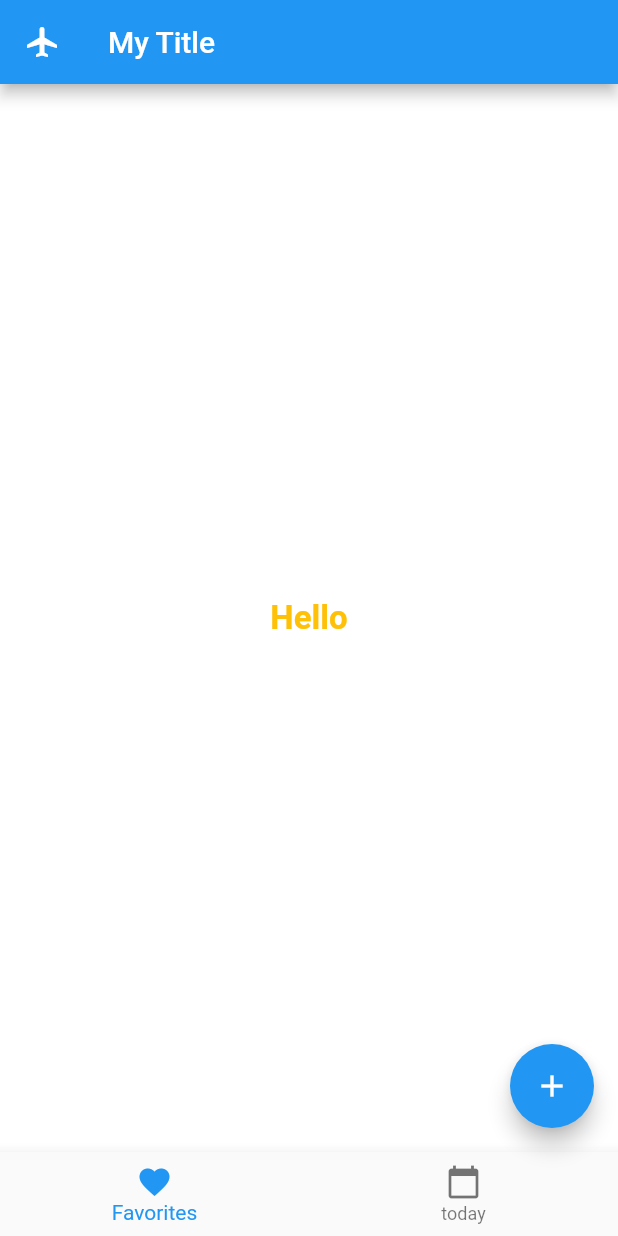
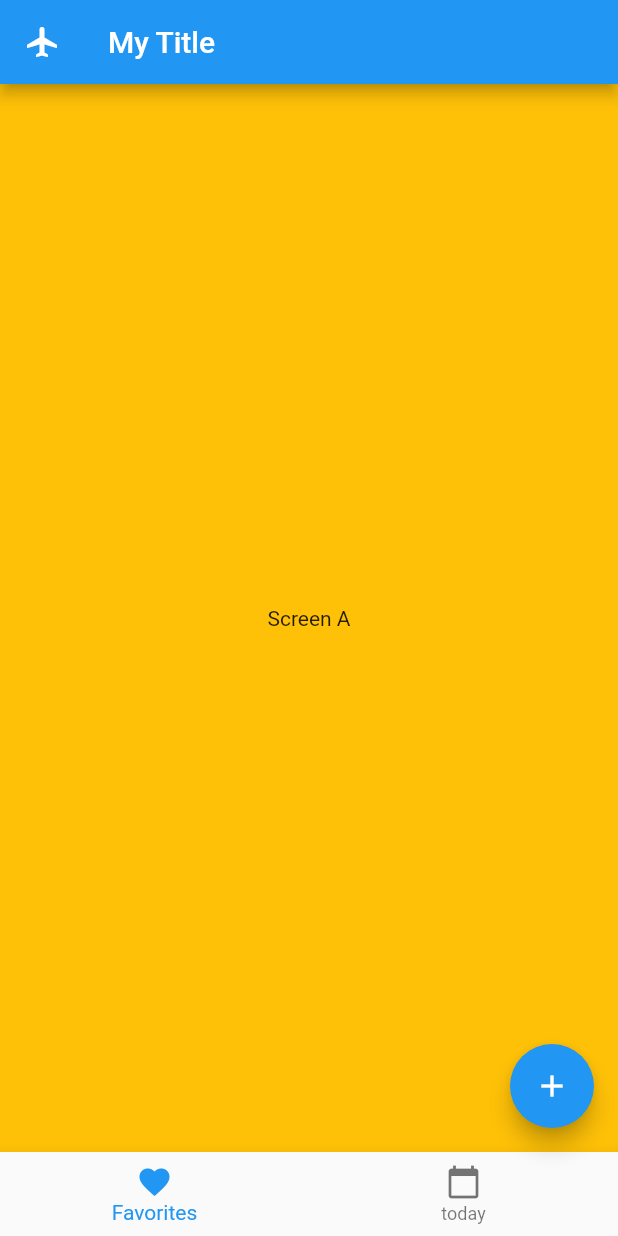
Before and after one commit to roseeDuMatin/flutter_lessons, a Flutter app: the screen it shows after launch, on a phone screen of 412 x 824 dp. Run offline on Flutter 3.47's test engine with Material 2 defaults, Android fonts, the phone set to English and light mode, and no system bars.

Commit message:
chapitre fini

```diff
--- a/lib/exercise/exercise.dart
+++ b/lib/exercise/exercise.dart
@@ -20,17 +20,40 @@ class MyApp extends StatelessWidget {
   }
 }
 
-class Home extends StatelessWidget {
+
+
+
+class Home extends StatefulWidget {
+  // Mettre les immutables dans stateful
+  final List<Widget> _screens = [
+    ScreenA(),
+    ScreenB(),
+  ];
+
+  @override
+  _HomeState createState() => _HomeState();
+}
+
+class _HomeState extends State<Home> {
+  int _currentIndex = 0;
+
+  // Getter : fonction à laqulele on fait appel comme un champ
+  List<Widget> get screens => widget._screens;
+
+  void _changedIndex(int newIndex){
+    if(_currentIndex != newIndex){
+      setState((){
+        _currentIndex = newIndex;
+      });
+    }
+    print("Clicked index = $_currentIndex");
+  }
+
   @override
   Widget build(BuildContext context) {
     return Scaffold(
       backgroundColor: Colors.white,
-      body: Center(
-        child: Text(
-          "Hello",
-          style: Theme.of(context).textTheme.title,
-        ),
-      ),
+      body: screens[_currentIndex],
       appBar: AppBar(
         leading: Icon(Icons.airplanemode_active),
         title: Text("My Title"),
@@ -39,9 +62,11 @@ class Home extends StatelessWidget {
         child: Icon(Icons.add),
         onPressed: () {
           print("ok");
-        },
+  },
       ),
       bottomNavigationBar: BottomNavigationBar(
+        currentIndex: _currentIndex, // index sélectionné dans la liste des onglets
+        onTap: _changedIndex,
         items: [
           BottomNavigationBarItem(
             icon: Icon(Icons.favorite),
@@ -56,3 +81,28 @@ class Home extends StatelessWidget {
     );
   }
 }
+
+
+class ScreenA extends StatelessWidget {
+  @override
+  Widget build(BuildContext context) {
+    return Container(
+      color: Colors.amber,
+      child: Center(
+        child : Text("Screen A"),
+      )
+    );
+  }
+}
+
+class ScreenB extends StatelessWidget {
+  @override
+  Widget build(BuildContext context) {
+    return Container(
+      color: Colors.pink,
+      child: Center(
+        child: Text("Screen B"),
+      )
+    );
+  }
+}
```
